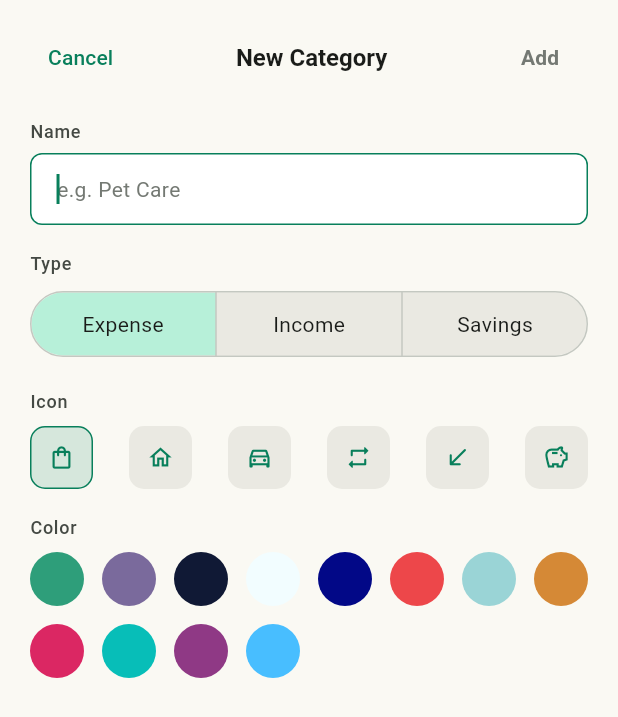
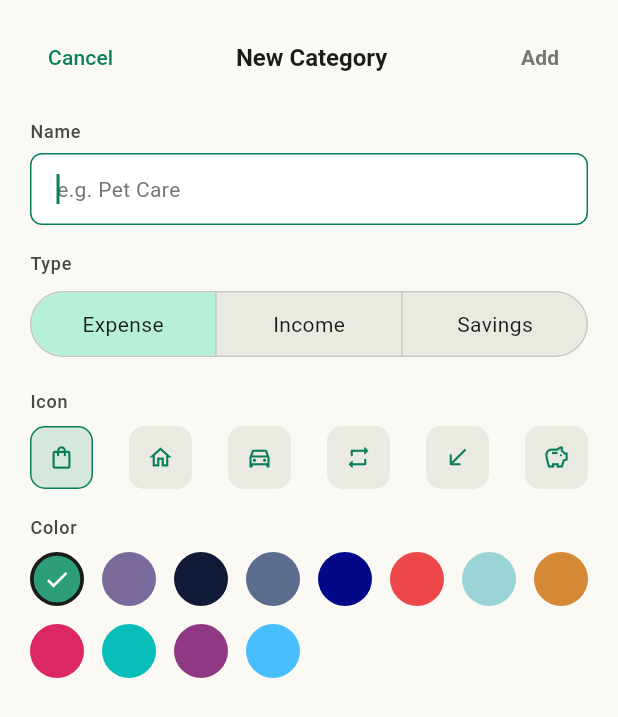
Before and after one commit to philquake/penny, a Flutter app: the _AddCategorySheet widget shown alone on an empty page, opened directly, on a phone screen of 412 x 824 dp. Shown: the top 717 px of the screen. Run offline on Flutter 3.47's test engine with Material 3 defaults, Android fonts, the phone set to English and light mode, and no system bars; our stand-ins replace dio, fl_chart, flutter_local_notifications, flutter_riverpod, flutter_secure_storage, shared_preferences; accounts and stored records are empty.

Commit message:
fix: have category color constant across app

```diff
--- a/front_end/lib/core/theme/chart_colors.dart
+++ b/front_end/lib/core/theme/chart_colors.dart
@@ -5,7 +5,7 @@ const categorySwatches = <String>[
   '#2E9E7A',
   '#7A6A9C',
   '#101935',
-  '#F2FDFF',
+  '#5B6C8F',
   '#020887',
   '#ED474A',
   '#9AD4D6',
--- a/front_end/lib/screens/add_edit_transaction_screen.dart
+++ b/front_end/lib/screens/add_edit_transaction_screen.dart
@@ -6,6 +6,7 @@ import '../models/transaction_type.dart';
 import '../models/transactions.dart';
 import '../core/theme/theme_x.dart';
 import '../widgets/transaction_row.dart' show categoryIcon;
+import '../core/theme/chart_colors.dart';
 
 /// Add/Edit Transaction screen.
 ///
@@ -144,14 +145,14 @@ class _AddEditTransactionScreenState extends State<AddEditTransactionScreen> {
                 leading: Icon(
                   categoryIcon(category.icon),
                   size: 18,
-                  color: context.colors.onPrimaryContainer,
+                  color: categoryColor(_category!.id, hex: _category!.color),
                 ),
                 title: Text(category.name, style: context.text.bodyMedium),
                 trailing: _category?.id == category.id
                     ? Icon(
                         Icons.check_rounded,
                         size: 16,
-                        color: context.colors.primary,
+                        color: categoryColor(_category!.id, hex: _category!.color),
                       )
                     : null,
                 onTap: () => Navigator.of(context).pop(category),
--- a/front_end/lib/screens/categories_screen.dart
+++ b/front_end/lib/screens/categories_screen.dart
@@ -380,7 +380,7 @@ class _AddCategorySheetState extends State<_AddCategorySheet> {
   final _nameController = TextEditingController();
   TransactionType _type = TransactionType.expense;
   String _icon = 'bag';
-  String? _color;
+  String _color = categorySwatches.first;
 
   static const _iconChoices = [
     'bag',
--- a/front_end/lib/screens/dashboard_screen.dart
+++ b/front_end/lib/screens/dashboard_screen.dart
@@ -7,6 +7,7 @@ import '../models/transactions.dart';
 import '../core/widgets/amount_text.dart';
 import '../widgets/transaction_row.dart';
 import '../core/theme/theme_x.dart';
+import '../core/theme/chart_colors.dart';
 
 /// Dashboard / Home screen — the first thing a user sees after signing in.
 /// Ledger-style: a running balance up top, this month's flow beneath it,
@@ -26,6 +27,7 @@ class DashboardScreen extends StatefulWidget {
   final VoidCallback onViewBudgets;
   final VoidCallback? onViewTransactions;
   final void Function(Transaction)? onTransactionTap;
+
 
   const DashboardScreen({
     super.key,
@@ -893,7 +895,8 @@ class _BudgetRow extends StatelessWidget {
     final limit = double.tryParse(entry.budget.amount) ?? 1;
     final fraction = limit > 0 ? (spent / limit).clamp(0, 1.4) : 0.0;
     final isOver = entry.status.status == 'exceeded';
-    final barColor = isOver ? context.colors.error : context.colors.primary;
+    final catColor = categoryColor(entry.category.id, hex: entry.category.color);
+    final barColor = isOver ? context.colors.error : catColor;
 
     return Column(
       crossAxisAlignment: CrossAxisAlignment.start,
--- a/front_end/lib/widgets/transaction_row.dart
+++ b/front_end/lib/widgets/transaction_row.dart
@@ -5,6 +5,7 @@ import '../models/transactions.dart';
 import '../models/transaction_type.dart';
 import '../core/widgets/amount_text.dart';
 import '../core/theme/theme_x.dart';
+import '../core/theme/chart_colors.dart';
 
 const _monthAbbr = [
   'Jan',
@@ -78,6 +79,8 @@ class TransactionRow extends StatelessWidget {
         ? transaction.description!
         : category.name;
 
+    final catColor = categoryColor(category.id, hex: category.color);
+
     return InkWell(
       onTap: onTap,
       child: Padding(
@@ -95,7 +98,7 @@ class TransactionRow extends StatelessWidget {
               child: Icon(
                 categoryIcon(category.icon),
                 size: 16,
-                color: context.colors.primary,
+                color: catColor,
               ),
             ),
             const SizedBox(width: 12),
```
Also changed, not shown: front_end/lib/screens/budgets_screen.dart (+5 -3 lines).
